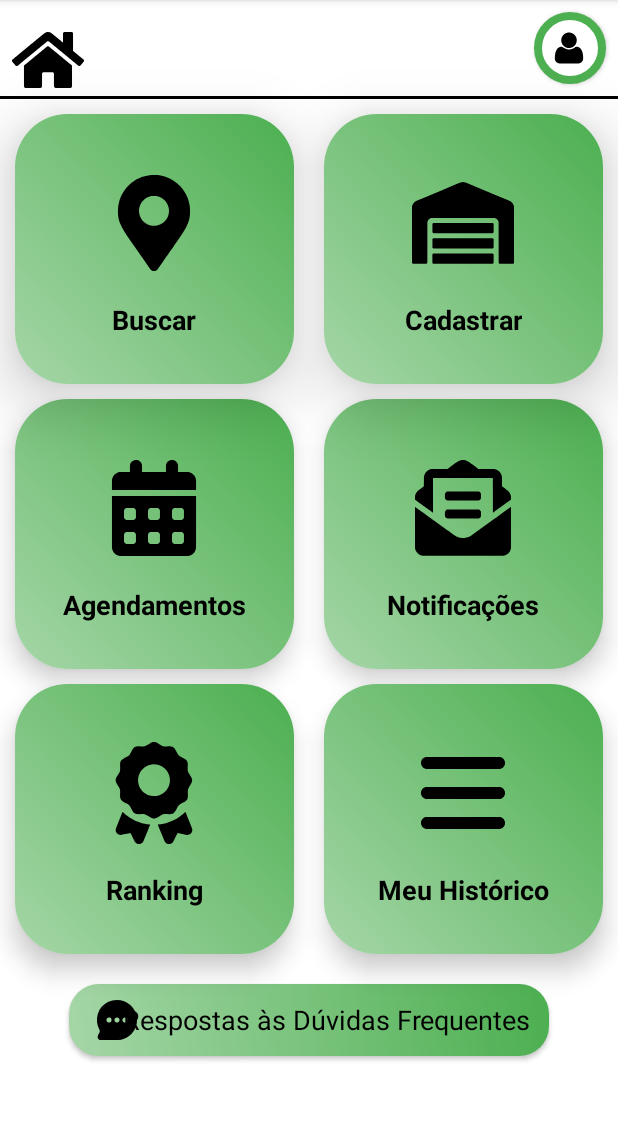
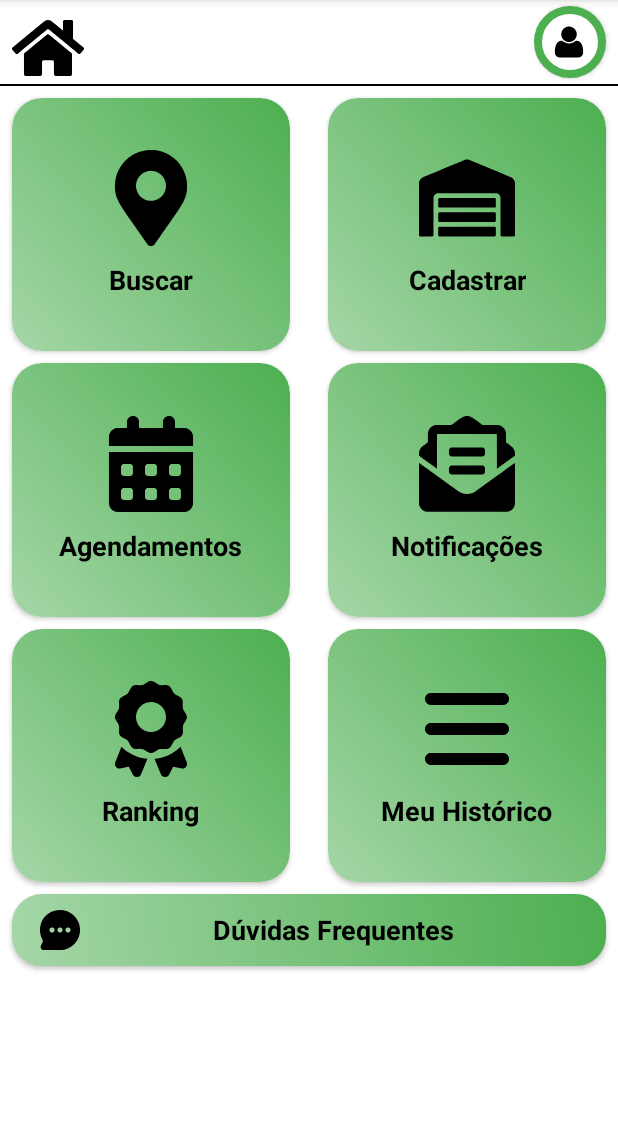
Before and after one commit to WagnerScherer/App-ReciclaAi, an Android app: the PrincipalActivity screen opened directly, with no data from a screen before it, on a phone screen of 412 x 824 dp, the part 84-1205 px from its top. Run offline under Robolectric (Android 15) with nearby library versions, the phone set to English and light mode, and no system bars; our stand-ins replace Firebase (no records; nobody signed in at launch, a user with empty details on screens opened directly).

Commit message:
Ajuste da responsividade da tela principal do app.

```diff
--- a/app/src/main/java/com/wagner/reciclaai/Util/ConsultaPontoActivity.java
+++ b/app/src/main/java/com/wagner/reciclaai/Util/ConsultaPontoActivity.java
@@ -147,9 +147,10 @@ public class ConsultaPontoActivity extends AppCompatActivity {
 
     //Consulta do cenário 2
     private void buscarPontosPorNome(String nomeDigitado) {
+        String nomeDigitadoLower = nomeDigitado.toLowerCase();
         db.collection("PONTOSCOLETA")
-                .whereGreaterThanOrEqualTo("nome", nomeDigitado)
-                .whereLessThanOrEqualTo("nome", nomeDigitado + "\uf8ff")
+                .whereGreaterThanOrEqualTo("nome_lowercase", nomeDigitadoLower)
+                .whereLessThanOrEqualTo("nome_lowercase", nomeDigitadoLower + "\uf8ff")
                 .get()
                 .addOnCompleteListener(task -> {
                     if (task.isSuccessful()) {
@@ -174,6 +175,8 @@ public class ConsultaPontoActivity extends AppCompatActivity {
 
     //Consulta do cenário 3
     private void buscarPontosPorNomeEMaterial(String nomeDigitado, List<Integer> materiaisFiltrados) {
+        String nomeDigitadoLower = nomeDigitado.toLowerCase();
+
         db.collection("PONTOSCOLETA_MATERIAIS")
                 .whereIn("id_material", materiaisFiltrados)
                 .get()
@@ -195,29 +198,27 @@ public class ConsultaPontoActivity extends AppCompatActivity {
                                                 DocumentSnapshot document = pontoTask.getResult();
                                                 if (document.exists()) {
                                                     PontoColeta pontoColeta = document.toObject(PontoColeta.class);
-                                                    pontoColeta.setId_PC(document.getId());
-                                                    if (pontoColeta.getNome().toLowerCase().contains(nomeDigitado.toLowerCase())) {
-                                                        // Adicionar apenas se ainda não estiver na lista (evitar duplicados)
+                                                    if (pontoColeta != null && pontoColeta.getNomeLowercase() != null) {
+                                                        if (pontoColeta.getNomeLowercase().contains(nomeDigitadoLower)) {
                                                             if (!listaCompletaPontos.contains(pontoColeta)) {
-                                                            // Carregar os materiais coletados
                                                                 carregarMateriaisColetados(pontoColeta);
-
                                                                 listaCompletaPontos.add(pontoColeta);
                                                                 Log.d("Consulta", "Ponto de coleta adicionado: " + pontoColeta.getNome());
                                                             }
                                                         }
                                                     }
                                                 }
-
-                                            // Atualizar o RecyclerView após todos os pontos serem processados
                                                 if (idPonto.equals(idsPontos.get(idsPontos.size() - 1))) {
                                                     atualizarRecyclerView();
+                                                }
                                             }
                                         });
                             }
                         } else {
                             Toast.makeText(this, "Nenhum ponto de coleta encontrado.", Toast.LENGTH_SHORT).show();
                         }
+                    } else {
+                        Log.e("Consulta", "Erro ao buscar materiais: ", materialTask.getException());
                     }
                 });
     }
@@ -233,7 +234,6 @@ public class ConsultaPontoActivity extends AppCompatActivity {
                         for (DocumentSnapshot document : task.getResult()) {
                             idsPontos.add(document.getString("id_ponto_coleta"));
                         }
-
                         if (!idsPontos.isEmpty()) {
                             buscarPontosColetaPorIds(idsPontos);
                         } else {
--- a/app/src/main/java/com/wagner/reciclaai/model/PontoColeta.java
+++ b/app/src/main/java/com/wagner/reciclaai/model/PontoColeta.java
@@ -18,6 +18,7 @@ public class PontoColeta {
     private String materiaisColetados;
     private String pessoa_contato;
     private String horario_funcionamento;
+    private String nomeLowercase;
 
     public String getWhatsApp() {
         return whatsapp;
@@ -31,8 +32,9 @@ public class PontoColeta {
         // Construtor vazio
     }
 
-    public PontoColeta(String nome, String endereco, String numero, String bairro, String cidade, String uf, String fone, String pessoa_contato, String horario_funcionamento) {
+    public PontoColeta(String nome, String nomeLowercase, String endereco, String numero, String bairro, String cidade, String uf, String fone, String pessoa_contato, String horario_funcionamento) {
         this.nome = nome;
+        this.nomeLowercase = nomeLowercase;
         this.endereco = endereco;
         this.numero = numero;
         this.bairro = bairro;
@@ -171,4 +173,12 @@ public class PontoColeta {
     public void setHorario_funcionamento(String horario_funcionamento) {
         this.horario_funcionamento = horario_funcionamento;
     }
+
+    public String getNomeLowercase() {
+        return nomeLowercase;
+    }
+
+    public void setNomeLowercase(String nomeLowercase) {
+        this.nomeLowercase = nomeLowercase;
+    }
 }
--- a/app/src/main/res/layout/activity_principal.xml
+++ b/app/src/main/res/layout/activity_principal.xml
@@ -7,20 +7,18 @@
     android:background="@color/white"
     tools:context="com.wagner.reciclaai.Util.PrincipalActivity">
 
-    <!-- First row: Button Home and Button Cad User -->
+    <!-- Botão Home -->
     <androidx.appcompat.widget.AppCompatButton
         android:id="@+id/buttonClickHome"
         android:layout_width="48dp"
         android:layout_height="48dp"
         android:layout_margin="8dp"
         android:background="@drawable/baseline_home"
-        android:padding="1dp"
         android:contentDescription="@string/buttomHome"
         app:layout_constraintStart_toStartOf="parent"
-        app:layout_constraintTop_toTopOf="parent"
-        app:layout_constraintBottom_toTopOf="@+id/lineSeparator" />
+        app:layout_constraintTop_toTopOf="parent" />
 
-    <!-- Line Separator -->
+    <!-- Botão Cadastro de Usuário -->
     <androidx.appcompat.widget.AppCompatButton
         android:id="@+id/buttonCadUser"
         android:layout_width="48dp"
@@ -35,41 +33,42 @@
         app:layout_constraintEnd_toEndOf="parent"
         app:layout_constraintTop_toTopOf="parent" />
 
+    <!-- Linha Separadora -->
     <View
         android:id="@+id/lineSeparator"
         android:layout_width="0dp"
-        android:layout_height="2dp"
+        android:layout_height="1dp"
         android:background="@color/black"
+        app:layout_constraintTop_toBottomOf="@+id/buttonClickHome"
         app:layout_constraintStart_toStartOf="parent"
-        app:layout_constraintEnd_toEndOf="parent"
-        app:layout_constraintTop_toBottomOf="@+id/buttonClickHome" />
+        app:layout_constraintEnd_toEndOf="parent" />
 
     <!-- Primeira Linha de Cards -->
     <androidx.cardview.widget.CardView
         android:id="@+id/buscaPontoColeta_Card"
         android:layout_width="0dp"
-        android:layout_height="180dp"
-        android:layout_margin="10dp"
+        android:layout_height="0dp"
+        android:layout_margin="8dp"
         android:clickable="true"
-        app:cardCornerRadius="35dp"
-        app:cardElevation="25dp"
+        app:cardCornerRadius="20dp"
+        app:layout_constraintWidth_default="percent"
+        app:layout_constraintHeight_default="percent"
+        app:layout_constraintHeight_percent="0.22"
+        app:layout_constraintWidth_percent="0.45"
         app:layout_constraintStart_toStartOf="parent"
-        app:layout_constraintEnd_toStartOf="@+id/cadastraPontoColeta_Card"
-        app:layout_constraintTop_toBottomOf="@+id/lineSeparator"
-        app:layout_constraintHorizontal_chainStyle="spread">
+        app:layout_constraintTop_toBottomOf="@+id/lineSeparator">
 
         <LinearLayout
             android:layout_width="match_parent"
             android:layout_height="match_parent"
-            android:background="@drawable/background_card_gradiente"
+            android:orientation="vertical"
             android:gravity="center"
-            android:orientation="vertical">
+            android:background="@drawable/background_card_gradiente">
 
             <ImageView
-                android:layout_width="84dp"
-                android:layout_height="84dp"
+                android:layout_width="64dp"
+                android:layout_height="64dp"
                 android:src="@drawable/ic_card_localiza_ponto"
-                android:padding="10dp"
                 android:contentDescription="@string/pontoColetaIcon" />
 
             <TextView
@@ -77,37 +76,38 @@
                 android:layout_height="wrap_content"
                 android:layout_marginTop="10dp"
                 android:text="@string/card_buscar_ponto_coleta"
+                android:gravity="center"
                 android:textColor="@color/black"
                 android:textStyle="bold"
-                android:gravity="center"
-                android:textAppearance="?android:attr/textAppearanceMedium"/>
+                android:textAppearance="?android:attr/textAppearanceMedium" />
         </LinearLayout>
     </androidx.cardview.widget.CardView>
 
     <androidx.cardview.widget.CardView
         android:id="@+id/cadastraPontoColeta_Card"
         android:layout_width="0dp"
-        android:layout_height="180dp"
-        android:layout_margin="10dp"
+        android:layout_height="0dp"
+        android:layout_margin="8dp"
         android:clickable="true"
-        app:cardCornerRadius="35dp"
-        app:cardElevation="25dp"
-        app:layout_constraintStart_toEndOf="@+id/buscaPontoColeta_Card"
+        app:cardCornerRadius="20dp"
+        app:layout_constraintWidth_default="percent"
+        app:layout_constraintHeight_default="percent"
+        app:layout_constraintHeight_percent="0.22"
+        app:layout_constraintWidth_percent="0.45"
         app:layout_constraintEnd_toEndOf="parent"
         app:layout_constraintTop_toBottomOf="@+id/lineSeparator">
 
         <LinearLayout
             android:layout_width="match_parent"
             android:layout_height="match_parent"
-            android:background="@drawable/background_card_gradiente"
+            android:orientation="vertical"
             android:gravity="center"
-            android:orientation="vertical">
+            android:background="@drawable/background_card_gradiente">
 
             <ImageView
-                android:layout_width="84dp"
-                android:layout_height="84dp"
+                android:layout_width="64dp"
+                android:layout_height="64dp"
                 android:src="@drawable/ic_card_cadastra_ponto"
-                android:padding="8dp"
                 android:contentDescription="@string/pontoColetaIcon" />
 
             <TextView
@@ -115,10 +115,10 @@
                 android:layout_height="wrap_content"
                 android:layout_marginTop="10dp"
                 android:text="@string/card_cadastrar_ponto_coleta"
+                android:gravity="center"
                 android:textColor="@color/black"
                 android:textStyle="bold"
-                android:gravity="center"
-                android:textAppearance="?android:attr/textAppearanceMedium"/>
+                android:textAppearance="?android:attr/textAppearanceMedium" />
         </LinearLayout>
     </androidx.cardview.widget.CardView>
 
@@ -126,28 +126,28 @@
     <androidx.cardview.widget.CardView
         android:id="@+id/agendamentoColeta_Card"
         android:layout_width="0dp"
-        android:layout_height="180dp"
-        android:layout_margin="10dp"
+        android:layout_height="0dp"
+        android:layout_margin="8dp"
         android:clickable="true"
-        android:layout_marginTop="20dp"
-        app:cardCornerRadius="35dp"
-        app:cardElevation="10dp"
+        app:cardCornerRadius="20dp"
+        app:layout_constraintWidth_default="percent"
+        app:layout_constraintHeight_default="percent"
+        app:layout_constraintHeight_percent="0.22"
+        app:layout_constraintWidth_percent="0.45"
         app:layout_constraintStart_toStartOf="parent"
-        app:layout_constraintEnd_toStartOf="@+id/notificacoes_Card"
         app:layout_constraintTop_toBottomOf="@+id/buscaPontoColeta_Card">
 
         <LinearLayout
             android:layout_width="match_parent"
             android:layout_height="match_parent"
-            android:background="@drawable/background_card_gradiente"
+            android:orientation="vertical"
             android:gravity="center"
-            android:orientation="vertical">
+            android:background="@drawable/background_card_gradiente">
 
             <ImageView
-                android:layout_width="84dp"
-                android:layout_height="84dp"
+                android:layout_width="64dp"
+                android:layout_height="64dp"
                 android:src="@drawable/ic_card_agendamento"
-                android:padding="10dp"
                 android:contentDescription="@string/calendarIcon" />
 
             <TextView
@@ -155,38 +155,38 @@
                 android:layout_height="wrap_content"
                 android:layout_marginTop="10dp"
                 android:text="@string/card_agendamento"
+                android:gravity="center"
                 android:textColor="@color/black"
                 android:textStyle="bold"
-                android:gravity="center"
-                android:textAppearance="?android:attr/textAppearanceMedium"/>
+                android:textAppearance="?android:attr/textAppearanceMedium" />
         </LinearLayout>
     </androidx.cardview.widget.CardView>
 
     <androidx.cardview.widget.CardView
         android:id="@+id/notificacoes_Card"
         android:layout_width="0dp"
-        android:layout_height="180dp"
-        android:layout_margin="10dp"
+        android:layout_height="0dp"
+        android:layout_margin="8dp"
         android:clickable="true"
-        android:layout_marginTop="20dp"
-        app:cardCornerRadius="35dp"
-        app:cardElevation="10dp"
-        app:layout_constraintStart_toEndOf="@+id/agendamentoColeta_Card"
+        app:cardCornerRadius="20dp"
+        app:layout_constraintWidth_default="percent"
+        app:layout_constraintHeight_default="percent"
+        app:layout_constraintHeight_percent="0.22"
+        app:layout_constraintWidth_percent="0.45"
         app:layout_constraintEnd_toEndOf="parent"
         app:layout_constraintTop_toBottomOf="@+id/cadastraPontoColeta_Card">
 
         <LinearLayout
             android:layout_width="match_parent"
             android:layout_height="match_parent"
-            android:background="@drawable/background_card_gradiente"
+            android:orientation="vertical"
             android:gravity="center"
-            android:orientation="vertical">
+            android:background="@drawable/background_card_gradiente">
 
             <ImageView
-                android:layout_width="84dp"
-                android:layout_height="84dp"
+                android:layout_width="64dp"
+                android:layout_height="64dp"
                 android:src="@drawable/ic_card_notificacoes"
-                android:padding="10dp"
                 android:contentDescription="@string/notificacoesIcon" />
 
             <TextView
@@ -194,39 +194,38 @@
                 android:layout_height="wrap_content"
                 android:layout_marginTop="10dp"
                 android:text="@string/card_notificacoes"
+                android:gravity="center"
                 android:textColor="@color/black"
                 android:textStyle="bold"
-                android:gravity="center"
-                android:textAppearance="?android:attr/textAppearanceMedium"/>
+                android:textAppearance="?android:attr/textAppearanceMedium" />
         </LinearLayout>
     </androidx.cardview.widget.CardView>
-
 
     <!-- Terceira Linha de Cards -->
     <androidx.cardview.widget.CardView
         android:id="@+id/ranking_Card"
         android:layout_width="0dp"
-        android:layout_height="180dp"
-        android:layout_margin="10dp"
+        android:layout_height="0dp"
+        android:layout_margin="8dp"
         android:clickable="true"
-        app:cardCornerRadius="35dp"
-        app:cardElevation="10dp"
+        app:cardCornerRadius="20dp"
+        app:layout_constraintWidth_default="percent"
+        app:layout_constraintHeight_default="percent"
+        app:layout_constraintHeight_percent="0.22"
+        app:layout_constraintWidth_percent="0.45"
         app:layout_constraintStart_toStartOf="parent"
-        app:layout_constraintEnd_toStartOf="@+id/consultaHistorico_Card"
-        app:layout_constraintTop_toBottomOf="@+id/agendamentoColeta_Card"
-        app:layout_constraintHorizontal_chainStyle="spread">
+        app:layout_constraintTop_toBottomOf="@+id/agendamentoColeta_Card">
 
         <LinearLayout
             android:layout_width="match_parent"
             android:layout_height="match_parent"
-            android:background="@drawable/background_card_gradiente"
+            android:orientation="vertical"
             android:gravity="center"
-            android:orientation="vertical">
+            android:background="@drawable/background_card_gradiente">
 
             <ImageView
-                android:layout_width="84dp"
-                android:layout_height="84dp"
-                android:padding="8dp"
+                android:layout_width="64dp"
+                android:layout_height="64dp"
                 android:src="@drawable/ic_card_ranking"
                 android:contentDescription="@string/rankingIcon" />
 
@@ -235,65 +234,69 @@
                 android:layout_height="wrap_content"
                 android:layout_marginTop="10dp"
                 android:text="@string/card_Ranking"
+                android:gravity="center"
                 android:textColor="@color/black"
                 android:textStyle="bold"
-                android:gravity="center"
-                android:textAppearance="?android:attr/textAppearanceMedium"/>
+                android:textAppearance="?android:attr/textAppearanceMedium" />
         </LinearLayout>
     </androidx.cardview.widget.CardView>
 
     <androidx.cardview.widget.CardView
         android:id="@+id/consultaHistorico_Card"
         android:layout_width="0dp"
-        android:layout_height="180dp"
-        android:layout_margin="10dp"
+        android:layout_height="0dp"
+        android:layout_margin="8dp"
         android:clickable="true"
-        app:cardCornerRadius="35dp"
-        app:cardElevation="10dp"
-        app:layout_constraintStart_toEndOf="@+id/ranking_Card"
+        app:cardCornerRadius="20dp"
+        app:layout_constraintWidth_default="percent"
+        app:layout_constraintHeight_default="percent"
+        app:layout_constraintHeight_percent="0.22"
+        app:layout_constraintWidth_percent="0.45"
         app:layout_constraintEnd_toEndOf="parent"
-        app:layout_constraintTop_toBottomOf="@+id/notificacoes_Card"
-        app:layout_constraintHorizontal_chainStyle="spread">
+        app:layout_constraintTop_toBottomOf="@+id/notificacoes_Card">
 
         <LinearLayout
             android:layout_width="match_parent"
             android:layout_height="match_parent"
-            android:background="@drawable/background_card_gradiente"
+            android:orientation="vertical"
             android:gravity="center"
-            android:orientation="vertical">
+            android:background="@drawable/background_card_gradiente">
 
             <ImageView
-                android:layout_width="84dp"
-                android:layout_height="84dp"
-                android:padding="10dp"
+                android:layout_width="64dp"
+                android:layout_height="64dp"
                 android:src="@drawable/ic_card_historico"
-                android:contentDescription="@string/historicoIcon"/>
+                android:contentDescription="@string/historicoIcon" />
 
             <TextView
                 android:layout_width="wrap_content"
                 android:layout_height="wrap_content"
                 android:layout_marginTop="10dp"
                 android:text="@string/card_historico"
+                android:gravity="center"
                 android:textColor="@color/black"
                 android:textStyle="bold"
-                android:gravity="center"
-                android:textAppearance="?android:attr/textAppearanceMedium"/>
+                android:textAppearance="?android:attr/textAppearanceMedium" />
         </LinearLayout>
     </androidx.cardview.widget.CardView>
 
-    <!-- Perguntas Frequentes Button -->
+    <!-- Botão Perguntas Frequentes -->
     <Button
         android:id="@+id/buttonPerguntasFrequentes"
-        android:layout_width="320dp"
+        android:layout_width="match_parent"
         android:layout_height="wrap_content"
-        android:layout_marginTop="20dp"
+        android:layout_margin="8dp"
+        android:layout_marginTop="16dp"
         android:text="@string/buttonPerguntasFrequentes"
-        android:textColor="@color/black"
         android:background="@drawable/background_card_gradiente"
         android:drawableStart="@drawable/margin_escrever_mensagem"
-        android:drawablePadding="-25dp"
+        android:drawablePadding="-15dp"
+        android:textColor="@color/black"
+        android:textStyle="bold"
         android:textAppearance="?android:attr/textAppearanceMedium"
-        app:layout_constraintTop_toBottomOf="@+id/consultaHistorico_Card"
+        app:layout_constraintWidth_percent="0.9"
+        app:layout_constraintTop_toBottomOf="@+id/ranking_Card"
         app:layout_constraintStart_toStartOf="parent"
-        app:layout_constraintEnd_toEndOf="parent"/>
+        app:layout_constraintEnd_toEndOf="parent" />
+
 </androidx.constraintlayout.widget.ConstraintLayout>
--- a/app/src/main/res/values/strings.xml
+++ b/app/src/main/res/values/strings.xml
@@ -35,7 +35,7 @@
     <string name="card_notificacoes">Notificações</string>
     <string name="card_Ranking">Ranking</string>
     <string name="card_historico">Meu Histórico</string>
-    <string name="buttonPerguntasFrequentes">Respostas às Dúvidas Frequentes</string>
+    <string name="buttonPerguntasFrequentes">Dúvidas Frequentes</string>
     <string name="buttonCadastroUser">Botão de acesso ao cadastro de usuários</string>
     <string name="buttomHome">Botão de atalho a tela principal</string>
     <string name="mapaIcon">Figura representando de ponto de mapa</string>
```
Also changed, not shown: 11 other files. Lines whose indentation alone changed are shown as unchanged.
